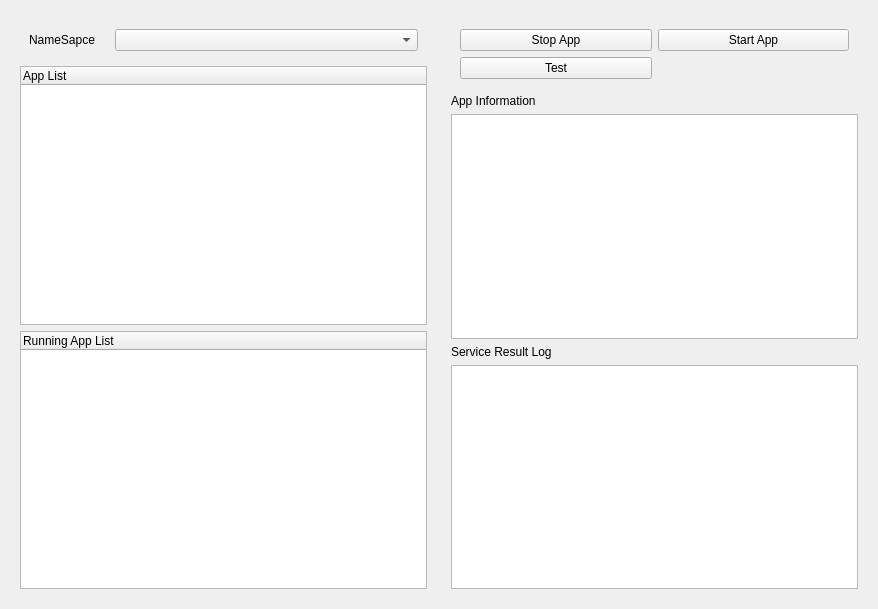
Before: the Qt Designer form rocon_qt_app_manager/ui/qt_app_manager.ui in robotics-in-concert/rocon_qt_gui, drawn with Qt 5.
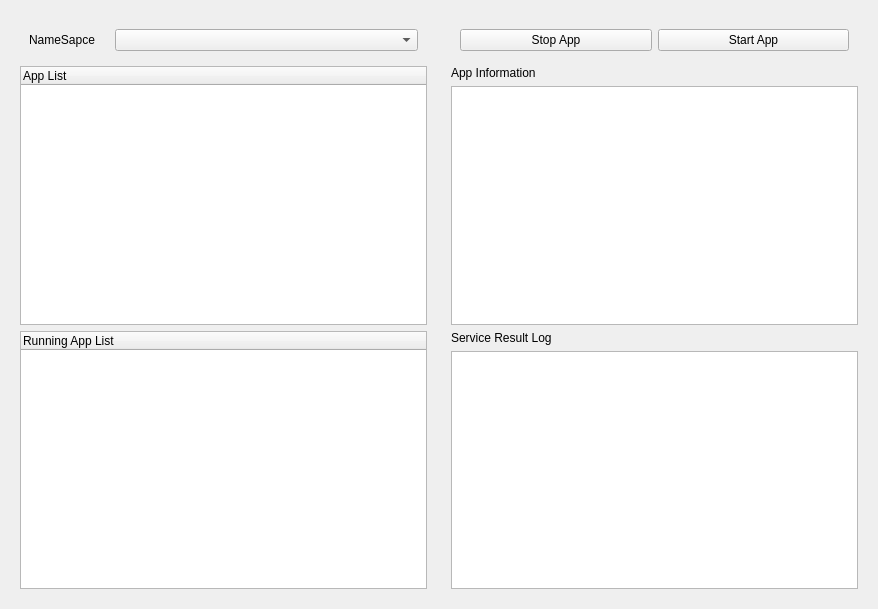
After: the same form once the commit is applied.

The edit to the form file:
```diff
--- a/rocon_qt_app_manager/ui/qt_app_manager.ui
+++ b/rocon_qt_app_manager/ui/qt_app_manager.ui
@@ -47,13 +47,6 @@
          </property>
         </widget>
        </item>
-       <item row="1" column="0">
-        <widget class="QPushButton" name="test_btn">
-         <property name="text">
-          <string>Test</string>
-         </property>
-        </widget>
-       </item>
       </layout>
      </item>
      <item>
```
